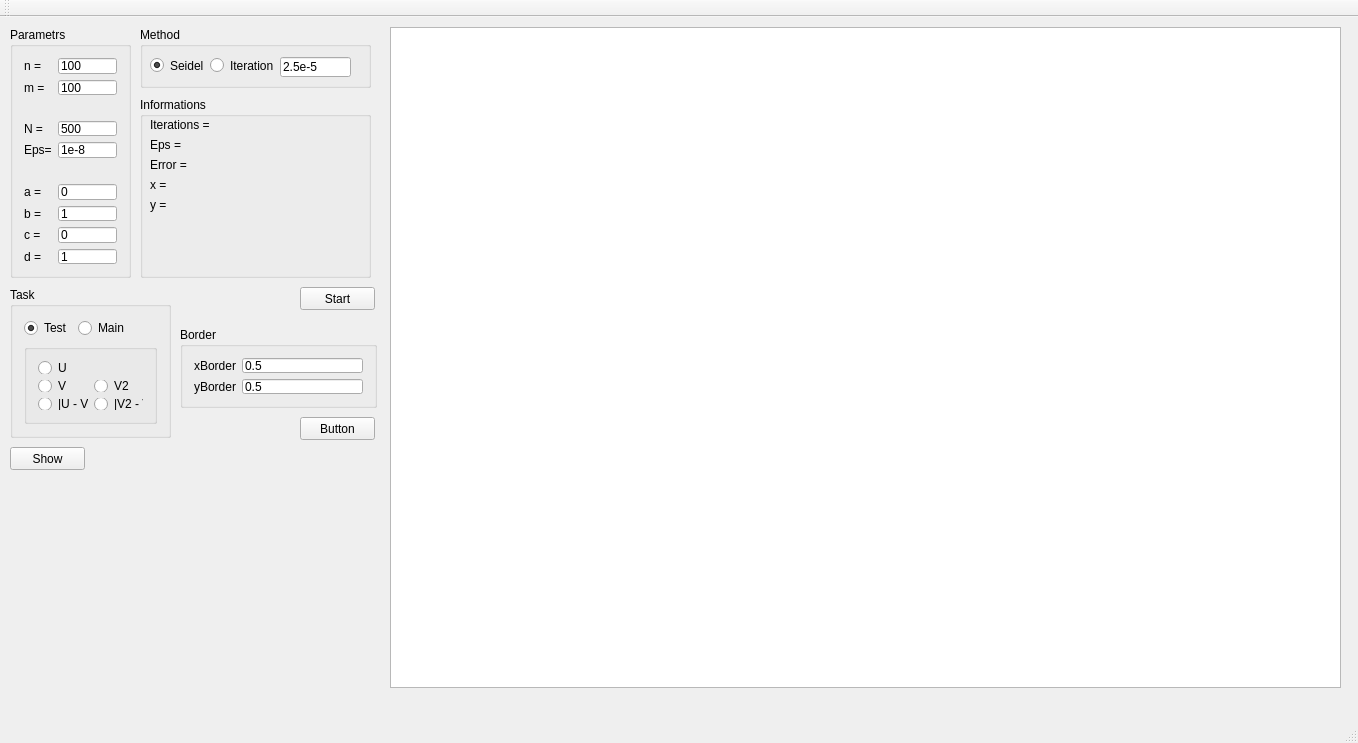
This is Dirichlet/mainwindow.ui in diper1998/NumericalMethods as Qt 5 draws it before an edit. The edited form follows.
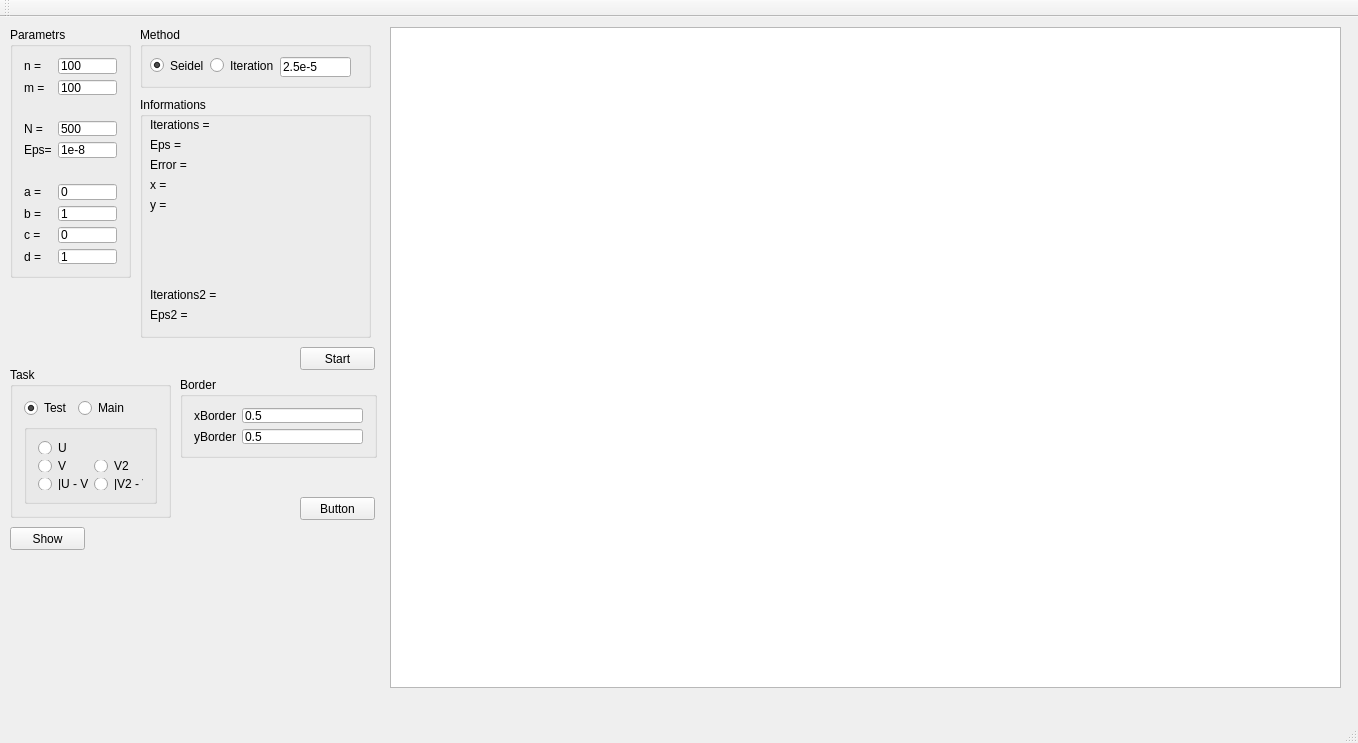
This is the edited form.

Patch:
```diff
--- a/Dirichlet/mainwindow.ui
+++ b/Dirichlet/mainwindow.ui
@@ -28,7 +28,7 @@
     <property name="geometry">
      <rect>
       <x>300</x>
-      <y>270</y>
+      <y>330</y>
       <width>75</width>
       <height>23</height>
      </rect>
@@ -184,7 +184,7 @@
       <x>140</x>
       <y>80</y>
       <width>231</width>
-      <height>181</height>
+      <height>241</height>
      </rect>
     </property>
     <property name="title">
@@ -281,6 +281,32 @@
       <string/>
      </property>
     </widget>
+    <widget class="QLabel" name="label_it2">
+     <property name="geometry">
+      <rect>
+       <x>10</x>
+       <y>190</y>
+       <width>211</width>
+       <height>16</height>
+      </rect>
+     </property>
+     <property name="text">
+      <string>Iterations2 = </string>
+     </property>
+    </widget>
+    <widget class="QLabel" name="label_Eps2">
+     <property name="geometry">
+      <rect>
+       <x>10</x>
+       <y>210</y>
+       <width>211</width>
+       <height>16</height>
+      </rect>
+     </property>
+     <property name="text">
+      <string>Eps2 =</string>
+     </property>
+    </widget>
    </widget>
    <widget class="QGroupBox" name="groupBox_2">
     <property name="geometry">
@@ -341,7 +367,7 @@
     <property name="geometry">
      <rect>
       <x>10</x>
-      <y>270</y>
+      <y>350</y>
       <width>161</width>
       <height>151</height>
      </rect>
@@ -420,7 +446,7 @@
     <property name="geometry">
      <rect>
       <x>10</x>
-      <y>430</y>
+      <y>510</y>
       <width>75</width>
       <height>23</height>
      </rect>
@@ -433,7 +459,7 @@
     <property name="geometry">
      <rect>
       <x>300</x>
-      <y>400</y>
+      <y>480</y>
       <width>75</width>
       <height>23</height>
      </rect>
@@ -446,7 +472,7 @@
     <property name="geometry">
      <rect>
       <x>180</x>
-      <y>310</y>
+      <y>360</y>
       <width>197</width>
       <height>81</height>
      </rect>
```
Left out of the diff: 14 changed lines with no effect on the pictures.
